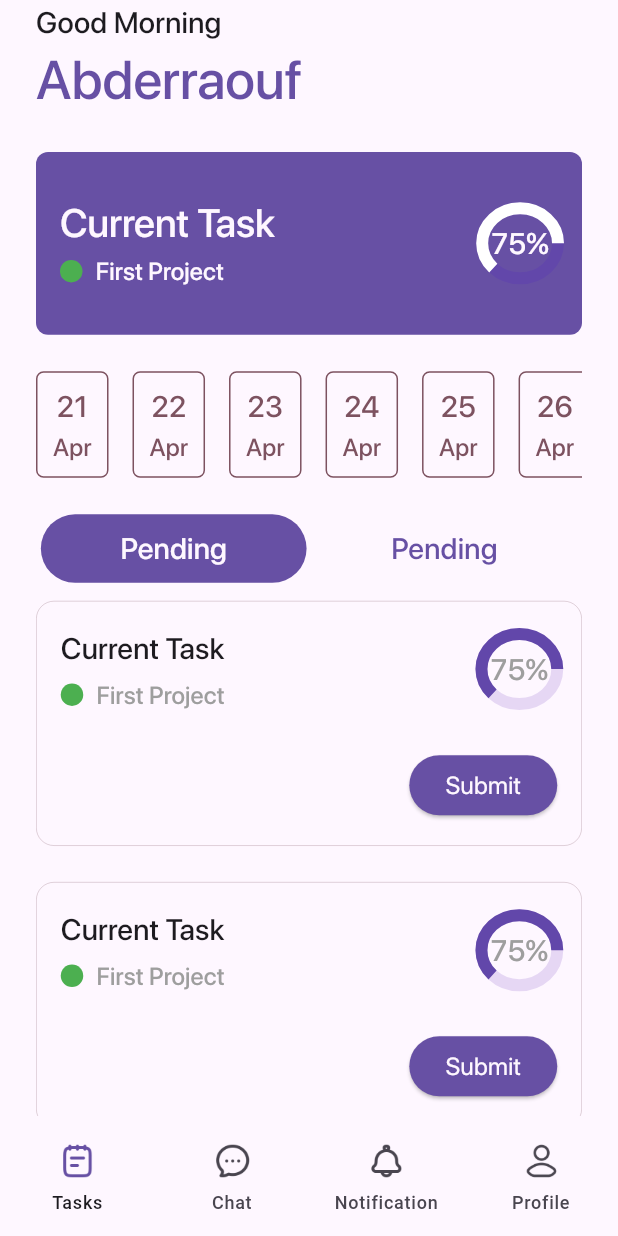
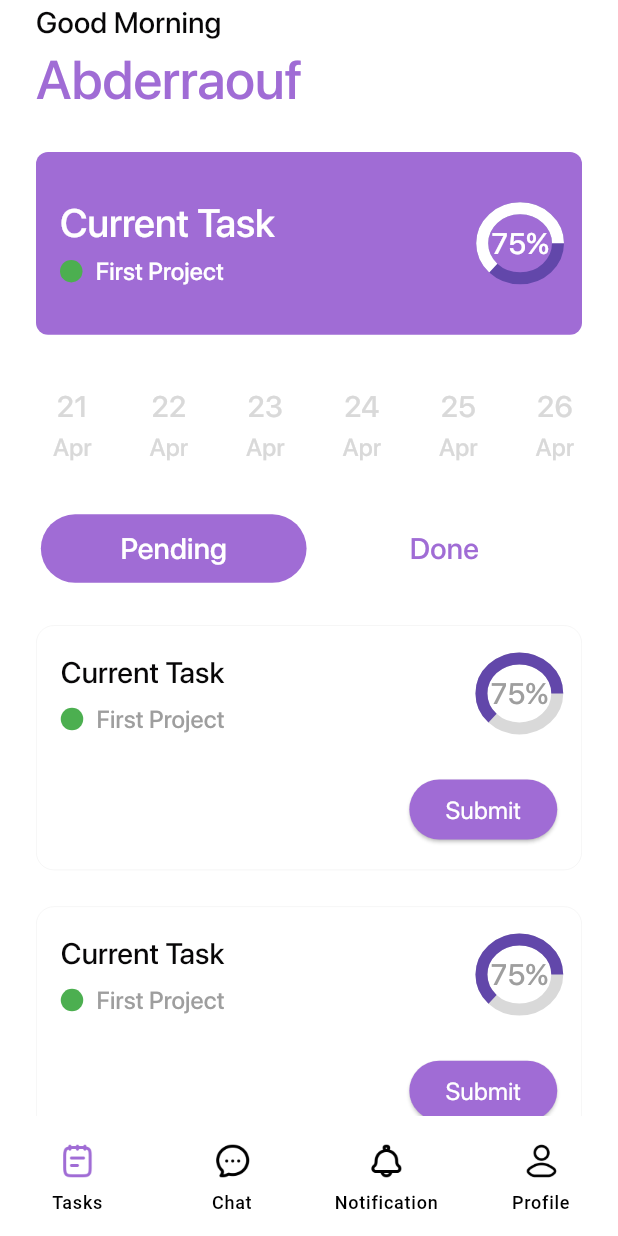
Before and after one commit to fatimaBenazzou/onsite, a Flutter app: the screen it shows after launch, on a phone screen of 412 x 824 dp. Run offline on Flutter 3.47's test engine with Material 3 defaults, Android fonts, the light colour scheme and no system bars; our stand-ins replace dio, flutter_bloc, flutter_screenutil.

Commit message:
fix Color issue

```diff
--- a/lib/Core/index.dart
+++ b/lib/Core/index.dart
@@ -6,3 +6,4 @@ export  'package:onsite/Core/Helpers/Extensions.dart';
 export  'package:onsite/Core/Helpers/Regex.dart';
 export  'package:onsite/Core/UI/Animation.dart';
 export 'package:flutter_screenutil/flutter_screenutil.dart';
+export  'package:flutter_bloc/flutter_bloc.dart';
--- a/lib/Core/theme/AppTheme.dart
+++ b/lib/Core/theme/AppTheme.dart
@@ -10,9 +10,9 @@ class AppColors {
   static const bgColor = Color(0xffFFFFFF);
   static const successState = Color(0xff00EE7F);
   static const errorState = Color(0xffEE0E00);
-  static const grey1 = Color(0xffE6D7F4);
+  static const grey1 = Color(0xffD9D9D9);
   static const grey2 = Color(0xffF6F1FB);
-    static ColorScheme lightColorScheme = const ColorScheme.light(
+  static ColorScheme lightColorScheme = const ColorScheme.light(
       primary: primary,
       onPrimary: typoColor,
       secondary: secondary,
@@ -23,42 +23,22 @@ class AppColors {
 }
 
 class AppFonts {
-  static  TextStyle h1Bold = TextStyle(
-    fontSize: 33.sp,
-    fontWeight: FontWeight.w900,
-        fontFamily: 'Sfprodisplay'
-  );
-  static  TextStyle h1Medium = TextStyle(
-    fontSize: 33.sp,
-    fontWeight: FontWeight.w500,
-        fontFamily: 'Sfprodisplay'
-  );
-  static  TextStyle h2Bold = TextStyle(
-    fontSize: 24.sp,
-    fontWeight: FontWeight.w900,
-        fontFamily: 'Sfprodisplay'
-  );
-  static  TextStyle h2Medium = TextStyle(
-    fontSize: 24.sp,
-    fontWeight: FontWeight.w500,
-    fontFamily: 'Sfprodisplay'
-  );
-  static  TextStyle title1Bold = TextStyle(
-    fontSize: 18.sp,
-    fontWeight: FontWeight.w500,
-    fontFamily: 'Sfprodisplay'
-  );
-  static  TextStyle title1Medium = TextStyle(
-    fontSize: 15.sp,
-    fontWeight: FontWeight.w500,
-    fontFamily: 'Sfprodisplay'
-  );
-  static  TextStyle title2Bold = TextStyle(
-    fontSize: 15.sp,
-    fontFamily: 'Sfprodisplay'
-  );
+  static TextStyle h1Bold = TextStyle(
+      fontSize: 33.sp, fontWeight: FontWeight.w900, fontFamily: 'Sfprodisplay');
+  static TextStyle h1Medium = TextStyle(
+      fontSize: 33.sp, fontWeight: FontWeight.w500, fontFamily: 'Sfprodisplay');
+  static TextStyle h2Bold = TextStyle(
+      fontSize: 24.sp, fontWeight: FontWeight.w900, fontFamily: 'Sfprodisplay');
+  static TextStyle h2Medium = TextStyle(
+      fontSize: 24.sp, fontWeight: FontWeight.w500, fontFamily: 'Sfprodisplay');
+  static TextStyle title1Bold = TextStyle(
+      fontSize: 18.sp, fontWeight: FontWeight.w500, fontFamily: 'Sfprodisplay');
+  static TextStyle title1Medium = TextStyle(
+      fontSize: 15.sp, fontWeight: FontWeight.w500, fontFamily: 'Sfprodisplay');
+  static TextStyle title2Bold =
+      TextStyle(fontSize: 15.sp, fontFamily: 'Sfprodisplay');
 
-    static get lightThemeText =>  TextTheme(
+  static get lightThemeText => TextTheme(
         headlineLarge: h1Bold,
         headlineMedium: h1Medium,
         headlineSmall: h2Bold,
@@ -73,6 +53,7 @@ class AppThemes {
   AppThemes._();
 
   static ThemeData lightTheme = ThemeData.light().copyWith(
+      colorScheme: AppColors.lightColorScheme,
       scaffoldBackgroundColor: AppColors.bgColor,
       appBarTheme: const AppBarTheme(
         backgroundColor: AppColors.bgColor,
--- a/lib/Features/Home/Presentation/view/HomeScreen.dart
+++ b/lib/Features/Home/Presentation/view/HomeScreen.dart
@@ -1,8 +1,9 @@
 import 'package:flutter/material.dart';
 import 'package:onsite/Core/index.dart';
-import 'package:onsite/Features/Home/Presentation/view/widget/TaskCardListView.dart';
+import 'package:onsite/Features/Home/Presentation/view/widget/TaskCardWidget.dart';
 import 'widget/CurrentTaskWidget.dart';
 import 'widget/DateItemListView.dart';
+import 'widget/SwitcherPartWidget.dart';
 
 class HomeScreen extends StatefulWidget {
   const HomeScreen({super.key});
@@ -21,6 +22,10 @@ class _HomeScreenState extends State<HomeScreen> {
       body: Padding(
         padding: const EdgeInsets.symmetric(horizontal: 24),
         child: SafeArea(
+          child: CustomScrollView(
+            physics: const BouncingScrollPhysics(),
+            slivers: [
+              SliverToBoxAdapter(
                 child: Column(
                   crossAxisAlignment: CrossAxisAlignment.start,
                   children: [
@@ -34,7 +39,8 @@ class _HomeScreenState extends State<HomeScreen> {
                       style: Theme.of(context)
                           .textTheme
                           .headlineMedium!
-                    .copyWith(color: Theme.of(context).colorScheme.primary),
+                          .copyWith(
+                              color: Theme.of(context).colorScheme.primary),
                     ),
                     verticalBox(24),
                     const CurrentTaskWidget(),
@@ -53,6 +59,7 @@ class _HomeScreenState extends State<HomeScreen> {
                         children: [
                           SwitcherPartWidget(
                             isSelected: currentIndex == 0,
+                            text: 'Pending',
                             onTap: () {
                               setState(() {
                                 currentIndex = 0;
@@ -61,6 +68,7 @@ class _HomeScreenState extends State<HomeScreen> {
                           ),
                           SwitcherPartWidget(
                               isSelected: currentIndex == 1,
+                              text: 'Done',
                               onTap: () {
                                 setState(() {
                                   currentIndex = 1;
@@ -69,7 +77,15 @@ class _HomeScreenState extends State<HomeScreen> {
                         ],
                       ),
                     ),
-              const TaskCardListView(),
+                    verticalBox(16),
+                  ],
+                ),
+              ),
+              SliverList.builder(
+                  itemCount: 12,
+                  itemBuilder: (ctx, index) {
+                    return const TaskCardWidget();
+                  })
             ],
           ),
         ),
@@ -77,37 +93,3 @@ class _HomeScreenState extends State<HomeScreen> {
     );
   }
 }
-
-class SwitcherPartWidget extends StatelessWidget {
-  const SwitcherPartWidget(
-      {super.key, required this.isSelected, required this.onTap});
-  final bool isSelected;
-  final Function()? onTap;
-
-  @override
-  Widget build(BuildContext context) {
-    return InkWell(
-      onTap: onTap,
-      child: AnimatedContainer(
-        alignment: Alignment.center,
-        height: 45.h,
-        width: context.screenWidth * 0.43,
-        decoration: BoxDecoration(
-          borderRadius: BorderRadius.circular(70),
-          color: isSelected
-              ? Theme.of(context).colorScheme.primary
-              : Theme.of(context).colorScheme.background,
-        ),
-        duration: const Duration(milliseconds: 400),
-        curve: Curves.bounceInOut,
-        child: Text(
-          'Pending',
-          style: Theme.of(context).textTheme.titleMedium!.copyWith(
-              color: isSelected
-                  ? Theme.of(context).colorScheme.background
-                  : Theme.of(context).colorScheme.primary),
-        ),
-      ),
-    );
-  }
-}
--- a/lib/Features/Home/Presentation/view/widget/DateItemWidget.dart
+++ b/lib/Features/Home/Presentation/view/widget/DateItemWidget.dart
@@ -19,10 +19,6 @@ class DateItemWidget extends StatelessWidget {
       decoration: BoxDecoration(
         color: Theme.of(context).colorScheme.background,
         borderRadius: BorderRadius.circular(5),
-        border: Border.all(
-          color: Theme.of(context).colorScheme.tertiary,
-          width: 1,
-        ),
       ),
       child: Column(
         mainAxisAlignment: MainAxisAlignment.center,
@@ -30,17 +26,17 @@ class DateItemWidget extends StatelessWidget {
         children: [
           Text(
             '${21 + index}',
-            style: Theme.of(context).textTheme.titleMedium!.copyWith(
-                color: isSelected
-                    ? Theme.of(context).colorScheme.primary
-                    : Theme.of(context).colorScheme.tertiary),
+            style: Theme.of(context)
+                .textTheme
+                .titleMedium!
+                .copyWith(color: Theme.of(context).colorScheme.tertiary),
           ),
           Text(
             'Apr',
-            style: Theme.of(context).textTheme.titleSmall!.copyWith(
-                color: isSelected
-                    ? Theme.of(context).colorScheme.primary
-                    : Theme.of(context).colorScheme.tertiary),
+            style: Theme.of(context)
+                .textTheme
+                .titleSmall!
+                .copyWith(color: Theme.of(context).colorScheme.tertiary),
           ),
         ],
       ),
--- /dev/null
+++ b/lib/Features/Home/Presentation/view/widget/SwitcherPartWidget.dart
@@ -0,0 +1,37 @@
+import 'package:flutter/material.dart';
+import 'package:onsite/Core/index.dart';
+
+class SwitcherPartWidget extends StatelessWidget {
+  const SwitcherPartWidget(
+      {super.key, required this.isSelected, required this.onTap, required this.text});
+  final bool isSelected;
+  final Function()? onTap;
+  final String text;
+
+  @override
+  Widget build(BuildContext context) {
+    return InkWell(
+      onTap: onTap,
+      child: AnimatedContainer(
+        alignment: Alignment.center,
+        height: 45.h,
+        width: context.screenWidth * 0.43,
+        decoration: BoxDecoration(
+          borderRadius: BorderRadius.circular(70),
+          color: isSelected
+              ? Theme.of(context).colorScheme.primary
+              : Theme.of(context).colorScheme.background,
+        ),
+        duration: const Duration(milliseconds: 450),
+        curve: Curves.bounceInOut,
+        child: Text(
+          text,
+          style: Theme.of(context).textTheme.titleMedium!.copyWith(
+              color: isSelected
+                  ? Theme.of(context).colorScheme.background
+                  : Theme.of(context).colorScheme.primary),
+        ),
+      ),
+    );
+  }
+}
--- a/lib/Features/Home/Presentation/view/widget/TaskCardListView.dart
+++ b/lib/Features/Home/Presentation/view/widget/TaskCardListView.dart
@@ -8,6 +8,7 @@ class TaskCardListView extends StatelessWidget {
   Widget build(BuildContext context) {
     return Expanded(
       child: ListView.builder(
+        physics: const BouncingScrollPhysics(),
       itemCount: 9,
       itemBuilder: (context, index) {
       return const TaskCardWidget();
--- a/lib/Layout.dart
+++ b/lib/Layout.dart
@@ -1,31 +1,29 @@
 import 'package:flutter/material.dart';
 import 'package:onsite/Core/helpers/Constatnts.dart';
-import 'package:onsite/Features/Home/Presentation/view/HomeScreen.dart';
+import 'package:onsite/Layout/Logic/LayoutCubit.dart';
 
-class LayoutScreen extends StatefulWidget {
+import 'Core/index.dart';
+import 'Layout/Logic/LayoutStates.dart';
+
+class LayoutScreen extends StatelessWidget {
   const LayoutScreen({super.key});
 
   @override
-  State<LayoutScreen> createState() => _LayoutScreenState();
-}
-
-class _LayoutScreenState extends State<LayoutScreen> {
-  int currentIndex = 0;
-  @override
   Widget build(BuildContext context) {
+    return BlocBuilder<LayoutCubit, LayoutState>(
+      builder: (context, state) {
+        final cubit=LayoutCubit.get(context);
         return Scaffold(
-      body: const HomeScreen(),
+          body: cubit.screens[cubit.currentIndex],
           bottomNavigationBar: NavigationBar(
             surfaceTintColor: Theme.of(context).colorScheme.background,
             indicatorShape: RoundedRectangleBorder(
               borderRadius: BorderRadius.circular(5),
             ),
             indicatorColor: Colors.transparent,
-        selectedIndex: currentIndex,
+            selectedIndex: cubit.currentIndex,
             onDestinationSelected: (value) {
-          setState(() {
-            currentIndex = value;
-          });
+              cubit.changeLayout(value);
             },
             backgroundColor: Theme.of(context).colorScheme.background,
             destinations: [
@@ -64,5 +62,7 @@ class _LayoutScreenState extends State<LayoutScreen> {
             ],
           ),
         );
+      },
+    );
   }
 }
--- /dev/null
+++ b/lib/Layout/Logic/LayoutCubit.dart
@@ -0,0 +1,24 @@
+
+import 'package:flutter/material.dart';
+import 'package:flutter_bloc/flutter_bloc.dart';
+import 'package:onsite/Features/Chat/Presentation/View/ChatScreen.dart';
+import 'package:onsite/Features/Home/Presentation/view/HomeScreen.dart';
+
+import 'LayoutStates.dart';
+
+
+class LayoutCubit extends Cubit<LayoutState> {
+  LayoutCubit() : super(LayoutHome());
+  List<Widget> screens = const [
+      HomeScreen(),
+      ChatScreen(),
+
+  ];
+  static LayoutCubit get(context) => BlocProvider.of(context);
+  int currentIndex = 0;
+
+  void changeLayout(int index) {
+    currentIndex = index;
+    emit(LayoutHome());
+  }
+}
--- /dev/null
+++ b/lib/Layout/Logic/LayoutStates.dart
@@ -0,0 +1,7 @@
+abstract class LayoutState {
+  const LayoutState();
+}
+
+class LayoutInitial extends LayoutState {}
+
+class LayoutHome extends LayoutState {}
--- a/lib/main.dart
+++ b/lib/main.dart
@@ -1,8 +1,9 @@
 import 'package:flutter/material.dart';
-import 'package:onsite/Core/Routing/AppRouter.dart';
 import 'package:onsite/Core/theme/AppTheme.dart';
-import 'package:flutter_screenutil/flutter_screenutil.dart';
 import 'package:onsite/Layout.dart';
+import 'package:onsite/Layout/Logic/LayoutCubit.dart';
+
+import 'Core/index.dart';
 
 void main() {
   runApp(const MyApp());
@@ -16,7 +17,9 @@ class MyApp extends StatelessWidget {
     return ScreenUtilInit(
         designSize: const Size(375, 812),
         builder: (_, context) {
-          return MaterialApp(
+          return BlocProvider(
+            create: (context) => LayoutCubit(),
+            child: MaterialApp(
               debugShowCheckedModeBanner: false,
               title: 'Onsite',
               theme: AppThemes.lightTheme,
@@ -24,6 +27,7 @@ class MyApp extends StatelessWidget {
               onUnknownRoute: AppRouter().onUnknownRoute,
               // darkTheme: AppThemes.darkTheme, // Utilisez le thème dark défini dans votre classe AppThemes
               home: const LayoutScreen(),
+            ),
           );
         });
   }
--- a/pubspec.yaml
+++ b/pubspec.yaml
@@ -32,6 +32,7 @@ dependencies:
   dio: ^5.4.3+1
   flutter:
     sdk: flutter
+  flutter_bloc: ^8.1.5
   flutter_screenutil: ^5.9.0
 
 dev_dependencies:
@@ -50,7 +51,6 @@ flutter:
   assets:
     - assets/
 
-
   fonts:
     - family: Sfprodisplay
       fonts:
```
Also changed, not shown: lib/Features/Chat/Presentation/View/ChatScreen.dart (+67 -5 lines), pubspec.lock. Lines whose indentation alone changed are shown as unchanged.
